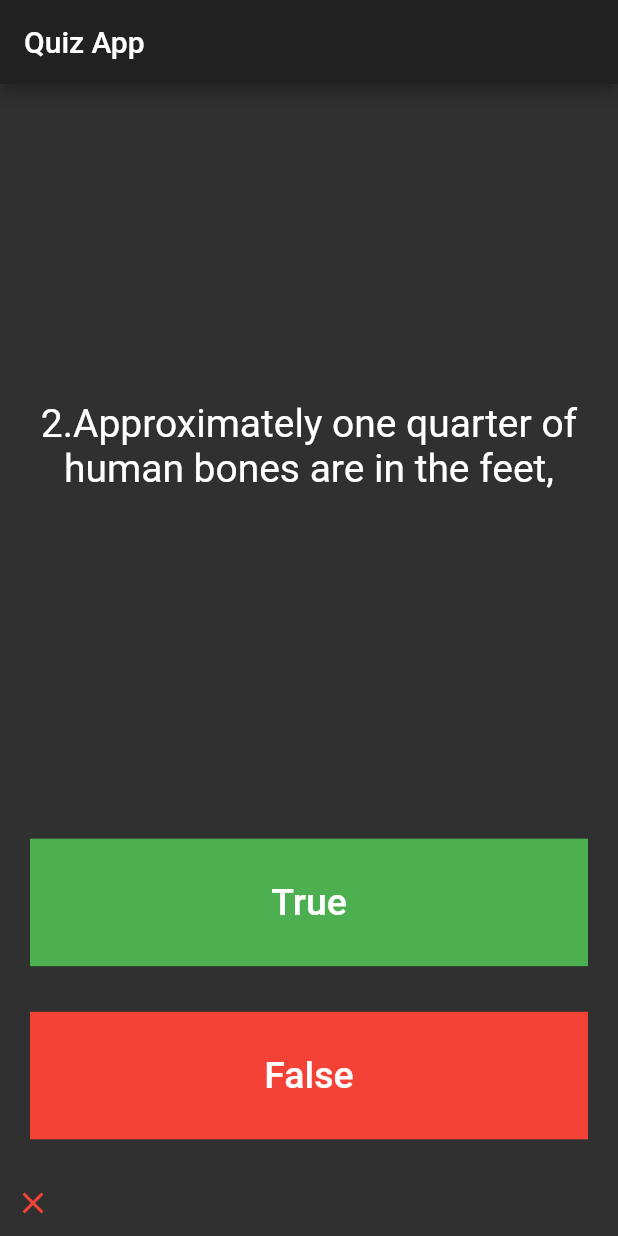
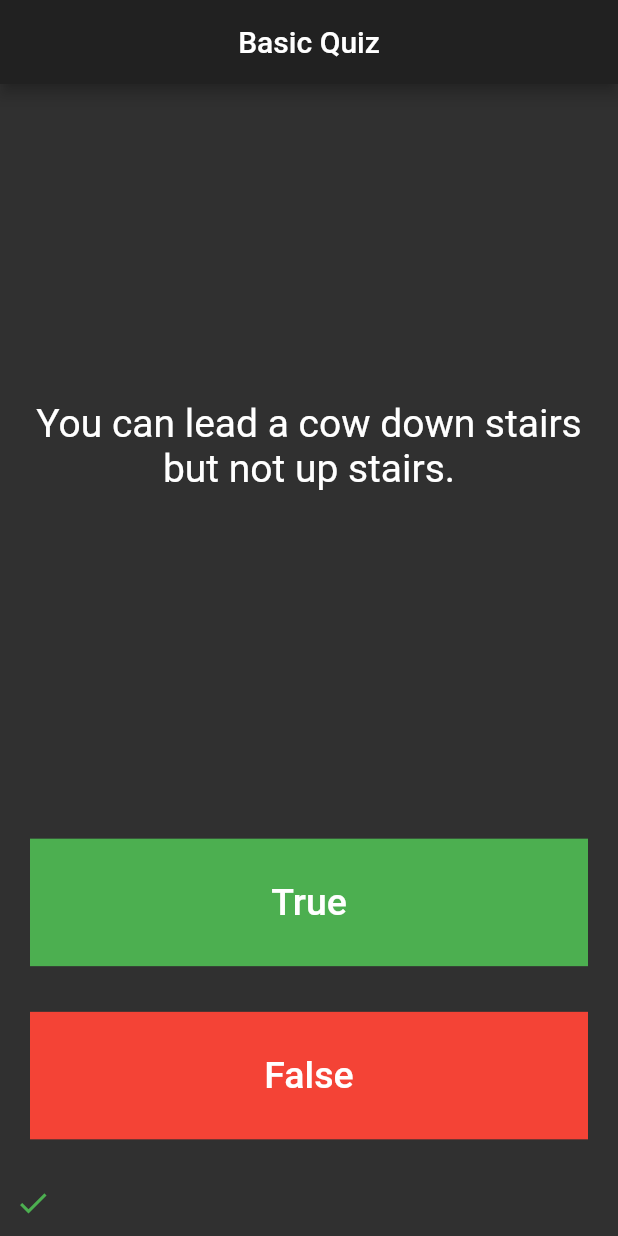
Before and after one commit to Sreenivassreee/Simple-Quiz-App-with-Flutter, a Flutter app: the screen it shows after launch, after a tap on "True", on a phone screen of 412 x 824 dp. Run offline on Flutter 3.47's test engine with Material 2 defaults, Android fonts, the phone set to English and light mode, and no system bars; our stand-ins replace rflutter_alert.

Commit message:
Finiting the App by Making data secure and dinamic

```diff
--- a/lib/QuestionsBrain.dart
+++ b/lib/QuestionsBrain.dart
@@ -1,6 +1,8 @@
 import 'package:simple_quiz/questionMadel.dart';
 
 class QuestionsBrain {
+  int QNumber = 0;
+
   List<Question> BrainQuestions = [
     Question('Some cats are actually allergic to humans', true),
     Question('You can lead a cow down stairs but not up stairs.', false),
@@ -28,4 +30,31 @@ class QuestionsBrain {
         'In West Virginia, USA, if you accidentally hit an animal with your car, you are free to take it home to eat.',
         true),
   ];
+
+  int getLength() {
+    return BrainQuestions.length - 1;
+  }
+
+  void reset() {
+    QNumber = 0;
+  }
+
+  int updateQuestionNumber() {
+    if (QNumber < BrainQuestions.length - 1) {
+      QNumber++;
+      print(QNumber);
+      print(BrainQuestions.length - 1);
+      return 0;
+    } else {
+      return 1;
+    }
+  }
+
+  String giveQuestion() {
+    return BrainQuestions[QNumber].question;
+  }
+
+  bool giveAnswer() {
+    return BrainQuestions[QNumber].answer;
+  }
 }
--- a/lib/main.dart
+++ b/lib/main.dart
@@ -1,5 +1,9 @@
 import 'package:flutter/material.dart';
 import 'questionMadel.dart';
+import 'QuestionsBrain.dart';
+import 'package:rflutter_alert/rflutter_alert.dart';
+
+QuestionsBrain Qb = QuestionsBrain();
 
 void main() => runApp(MyApp());
 
@@ -7,7 +11,7 @@ class MyApp extends StatelessWidget {
   @override
   Widget build(BuildContext context) {
     return MaterialApp(
-      title: "Quiz",
+      title: "Basic Quiz",
       theme: ThemeData.dark(),
       home: MyHomeScreen(),
     );
@@ -22,25 +26,18 @@ class MyHomeScreen extends StatefulWidget {
 }
 
 class _MyHomeScreenState extends State<MyHomeScreen> {
-  List<Question> myQuestion = [
-    Question(
-        "1. Approximately one quarter of human bones are in the feet,", false),
-    Question(
-        "2.Approximately one quarter of human bones are in the feet,", true),
-    Question(
-        "3.Approximately one quarter of human bones are in the feet,", true),
-    Question(
-        "4.Approximately one quarter of human bones are in the feet,", false),
-  ];
-
   int QuestionNumber = 0;
   List<Icon> ShowResult = [];
+  int state = 0;
+  int Score = 0;
+  int Total = Qb.getLength() + 1;
 
   @override
   Widget build(BuildContext context) {
     return Scaffold(
       appBar: AppBar(
-        title: Text("Quiz App"),
+        title: Text("Basic Quiz"),
+        centerTitle: true,
       ),
       body: Container(
           child: Column(
@@ -49,10 +46,13 @@ class _MyHomeScreenState extends State<MyHomeScreen> {
           Flexible(
             flex: 8,
             child: Center(
-              child: Text(
-                myQuestion[QuestionNumber].question,
-                textAlign: TextAlign.center,
-                style: TextStyle(fontSize: 26.0),
+              child: Padding(
+                padding: const EdgeInsets.all(15.0),
+                child: Text(
+                  Qb.giveQuestion(),
+                  textAlign: TextAlign.center,
+                  style: TextStyle(fontSize: 26.0),
+                ),
               ),
             ),
           ),
@@ -67,26 +67,7 @@ class _MyHomeScreenState extends State<MyHomeScreen> {
                   width: double.infinity,
                   height: 85.0,
                   child: FlatButton(
-                    onPressed: () {
-                      setState(() {
-                        if (myQuestion[QuestionNumber].answer == true) {
-                          ShowResult.add(
-                            Icon(
-                              Icons.check,
-                              color: Colors.green,
-                            ),
-                          );
-                        } else {
-                          ShowResult.add(
-                            Icon(
-                              Icons.close,
-                              color: Colors.red,
-                            ),
-                          );
-                        }
-                        QuestionNumber++;
-                      });
-                    },
+                    onPressed: () => validate(true),
                     child: Text(
                       "True",
                       textAlign: TextAlign.center,
@@ -103,26 +84,7 @@ class _MyHomeScreenState extends State<MyHomeScreen> {
                   width: double.infinity,
                   height: 85.0,
                   child: FlatButton(
-                    onPressed: () {
-                      setState(() {
-                        if (myQuestion[QuestionNumber].answer == false) {
-                          ShowResult.add(
-                            Icon(
-                              Icons.check,
-                              color: Colors.green,
-                            ),
-                          );
-                        } else {
-                          ShowResult.add(
-                            Icon(
-                              Icons.close,
-                              color: Colors.red,
-                            ),
-                          );
-                        }
-                        QuestionNumber++;
-                      });
-                    },
+                    onPressed: () => validate(false),
                     child: Text(
                       "False",
                       textAlign: TextAlign.center,
@@ -144,4 +106,70 @@ class _MyHomeScreenState extends State<MyHomeScreen> {
       )),
     );
   }
+
+  void validate(bool pressed) {
+    if (state == 0) {
+      setState(
+        () {
+          if (Qb.giveAnswer() == pressed) {
+            Score++;
+            ShowResult.add(
+              Icon(
+                Icons.check,
+                color: Colors.green,
+              ),
+            );
+          } else {
+            ShowResult.add(
+              Icon(
+                Icons.close,
+                color: Colors.red,
+              ),
+            );
+          }
+        },
+      );
+    }
+    state = Qb.updateQuestionNumber();
+
+    if (state == 1) {
+      showAlert();
+      print(state);
+    }
+  }
+
+  showAlert() {
+    return Alert(
+      context: context,
+      type: AlertType.warning,
+      title: "Quiz is Over ",
+      desc: "No of Correct Ansers ${(Score / Total * 100).toStringAsFixed(1)}.",
+      buttons: [
+        DialogButton(
+          child: Text(
+            "Play Again",
+            style: TextStyle(color: Colors.white, fontSize: 20),
+          ),
+          onPressed: () {
+            Score = 0;
+
+            Navigator.pop(context);
+            setState(() {
+              Qb.reset();
+              ShowResult.clear();
+            });
+          },
+          color: Colors.green,
+        ),
+        DialogButton(
+          child: Text(
+            "Cancel",
+            style: TextStyle(color: Colors.white, fontSize: 20),
+          ),
+          onPressed: () => Navigator.pop(context),
+          color: Colors.red,
+        )
+      ],
+    ).show();
+  }
 }
--- a/pubspec.yaml
+++ b/pubspec.yaml
@@ -28,6 +28,7 @@ dependencies:
   # The following adds the Cupertino Icons font to your application.
   # Use with the CupertinoIcons class for iOS style icons.
   cupertino_icons: ^0.1.3
+  rflutter_alert: ^1.0.3
 
 dev_dependencies:
   flutter_test:
```
Also changed, not shown: pubspec.lock.
